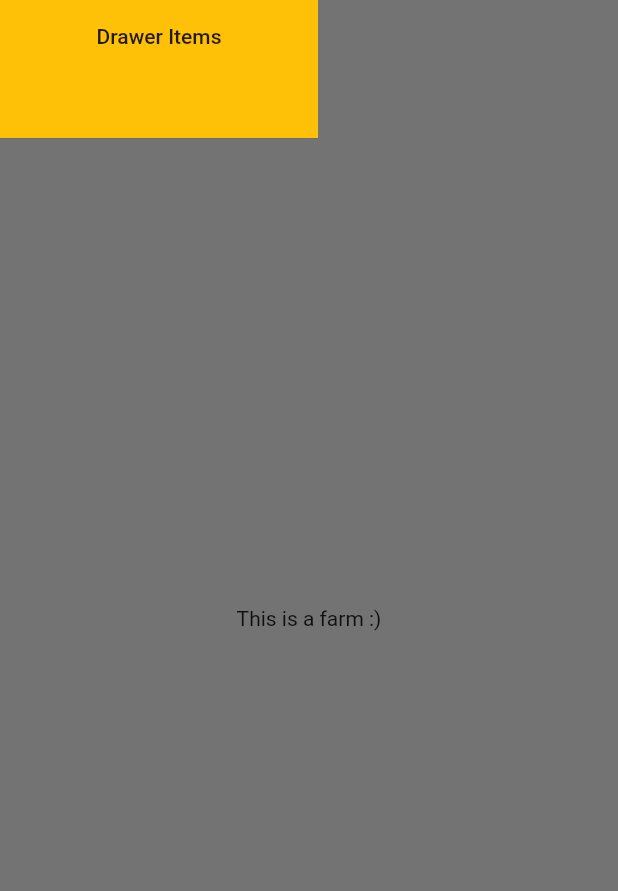
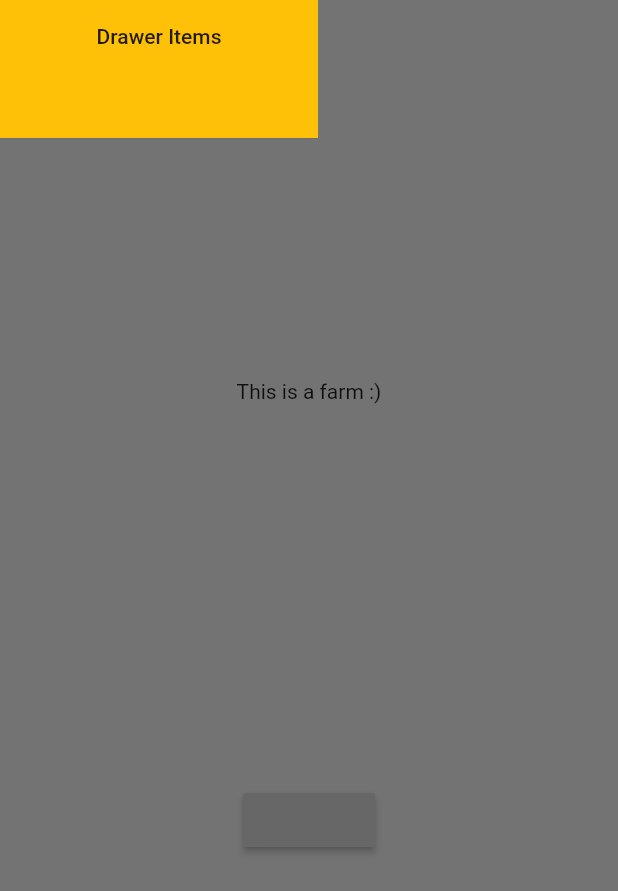
Before and after one commit to MatthewDemoe/Pocket-Farm, a Flutter app: the FarmScreen screen opened directly, with the side drawer open, on a phone screen of 412 x 824 dp. Shown: the top 891 px of the screen. Run offline on Flutter 3.47's test engine with Material 2 defaults, Android fonts, the phone set to English and light mode, and no system bars.

Commit message:
Added a Button and SnackBar to Farm Screen

```diff
--- a/lib/FarmScreen.dart
+++ b/lib/FarmScreen.dart
@@ -9,16 +9,29 @@ class FarmScreen extends StatefulWidget {
   _FarmScreen createState() => _FarmScreen();
 }
 
+final snackBar = SnackBar(
+  behavior: SnackBarBehavior.floating,
+  content: Text('Snacks'),
+  action: SnackBarAction(
+    label: 'Back',
+    onPressed: () {},
+  ),
+);
+
 class _FarmScreen extends State<FarmScreen> {
-
+  final _scaffoldKey = GlobalKey<ScaffoldState>();
   @override
   Widget build(BuildContext context) {
     return Scaffold(
+      key: _scaffoldKey,
       body: Center(
         child: Column(
           mainAxisAlignment: MainAxisAlignment.spaceEvenly,
           children: [
             Text('This is a farm :)'),
+            RaisedButton(onPressed: () {
+              _scaffoldKey.currentState.showSnackBar(snackBar);
+            })
           ],
         ),
       ),
@@ -28,8 +41,10 @@ class _FarmScreen extends State<FarmScreen> {
           Container(
             height: 100.0,
             child: DrawerHeader(
-            child: Text('Drawer Items',
-              textAlign: TextAlign.center,),
+              child: Text(
+                'Drawer Items',
+                textAlign: TextAlign.center,
+              ),
               decoration: BoxDecoration(
                 color: Colors.amber,
               ),
```
